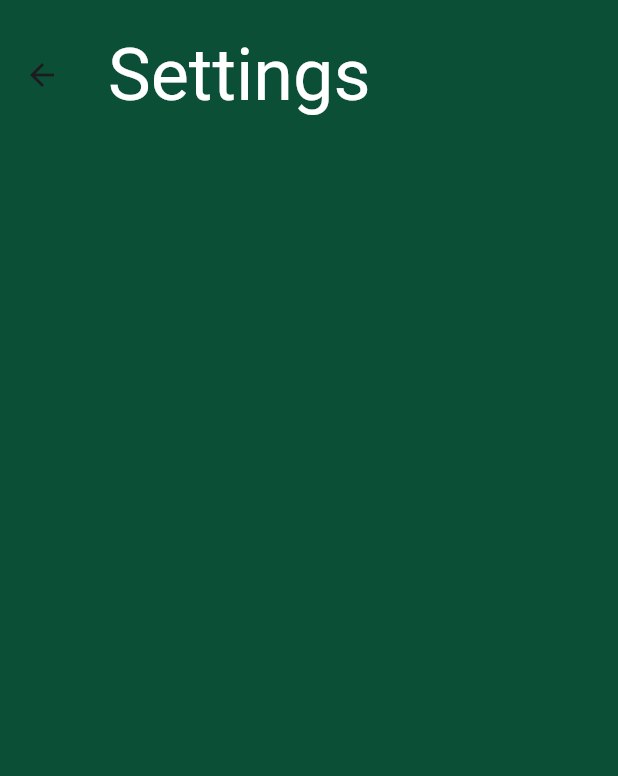
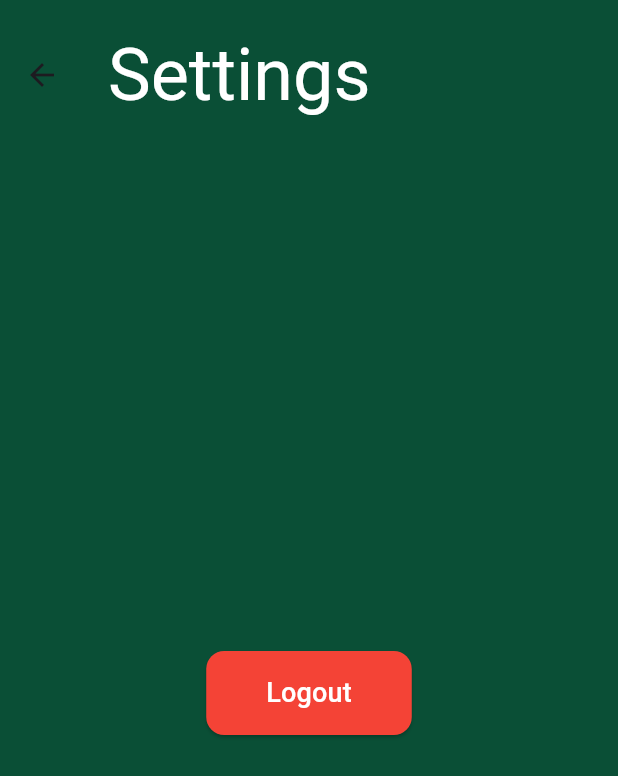
Before and after one commit to CR1SI/CarbonFootPrinters, a Flutter app: the SettingScreen screen opened directly, on a phone screen of 412 x 824 dp. Shown: the top 776 px of the screen. Run offline on Flutter 3.47's test engine with Material 3 defaults, Android fonts, the light colour scheme and no system bars; our stand-ins replace cloud_firestore, firebase_auth, firebase_core; accounts and stored records are empty; network calls fail; Roboto replaces fonts that are missing (Varela).

Commit message:
logout button, user creation and sign up fixed

```diff
--- a/front-end/carbon_foot_printer/lib/settings_screen.dart
+++ b/front-end/carbon_foot_printer/lib/settings_screen.dart
@@ -1,4 +1,8 @@
 import 'package:flutter/material.dart';
+import 'login.dart';
+import 'firebase_service.dart';
+
+final AuthService _authService = AuthService();
 
 class SettingScreen extends StatelessWidget {
   const SettingScreen({super.key});
@@ -6,10 +10,11 @@ class SettingScreen extends StatelessWidget {
   @override
   Widget build(BuildContext context) {
     return Scaffold(
-  backgroundColor: Color.fromARGB(255, 10, 79, 54),
+      backgroundColor: const Color.fromARGB(255, 10, 79, 54),
       appBar: AppBar(
         toolbarHeight: 100,
-title: Text('Settings',
+        title: const Text(
+          'Settings',
           style: TextStyle(
             color: Colors.white,
             fontFamily: 'Varela',
@@ -18,7 +23,31 @@ style: TextStyle(
         ),
         backgroundColor: const Color.fromARGB(255, 10, 79, 54),
       ),
-
+      body: Center(
+        child: ElevatedButton(
+          style: ElevatedButton.styleFrom(
+            backgroundColor: Colors.red, // logout button color
+            padding: const EdgeInsets.symmetric(horizontal: 40, vertical: 15),
+            shape: RoundedRectangleBorder(
+              borderRadius: BorderRadius.circular(12),
+            ),
+          ),
+          onPressed: () async {
+            await _authService.signOut(); // call your Firebase logout
+            if (context.mounted) {
+              Navigator.pushAndRemoveUntil(
+                context,
+                MaterialPageRoute(builder: (context) => const LoginScreen()),
+                (route) => false, // removes all previous routes
+              );
+            }
+          },
+          child: const Text(
+            'Logout',
+            style: TextStyle(fontSize: 18, color: Colors.white),
+          ),
+        ),
+      ),
     );
   }
 }
--- a/front-end/carbon_foot_printer/lib/signup.dart
+++ b/front-end/carbon_foot_printer/lib/signup.dart
@@ -25,9 +25,9 @@ class User {
     required this.pfp,
     required this.country,
     required this.transportation,
-    this.carbonEmission,
+    this.carbonEmission = 0.0,
     this.uuid,
-    this.notiflag,
+    this.notiflag = false,
   });
 
   Map<String, dynamic> toJson() {
@@ -587,7 +587,7 @@ class _AdditionalDetailsScreenState extends State<AdditionalDetailsScreen> {
                       transportation: _transportation ?? "",
                       carbonEmission: 0.0, // placeholder float value
                       uuid: null, // placeholder can be any type
-                      notiflag: true,
+                      notiflag: false,
                     );
                     // Create the Firebase Auth user
                     final authUser = await _authService.signUp(widget.email, widget.password);
```
Lines whose indentation alone changed are shown as unchanged.
